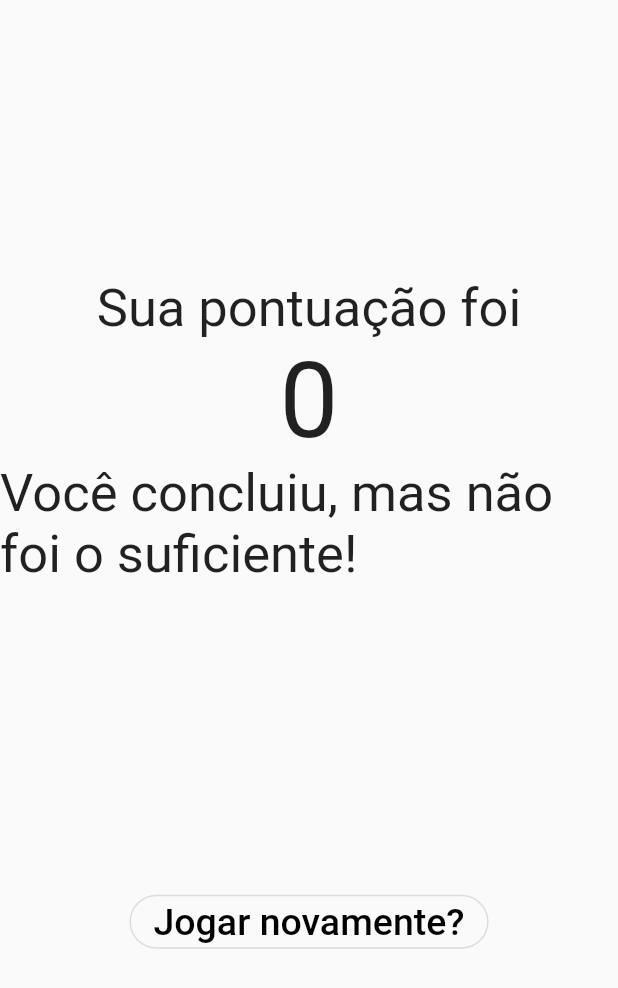
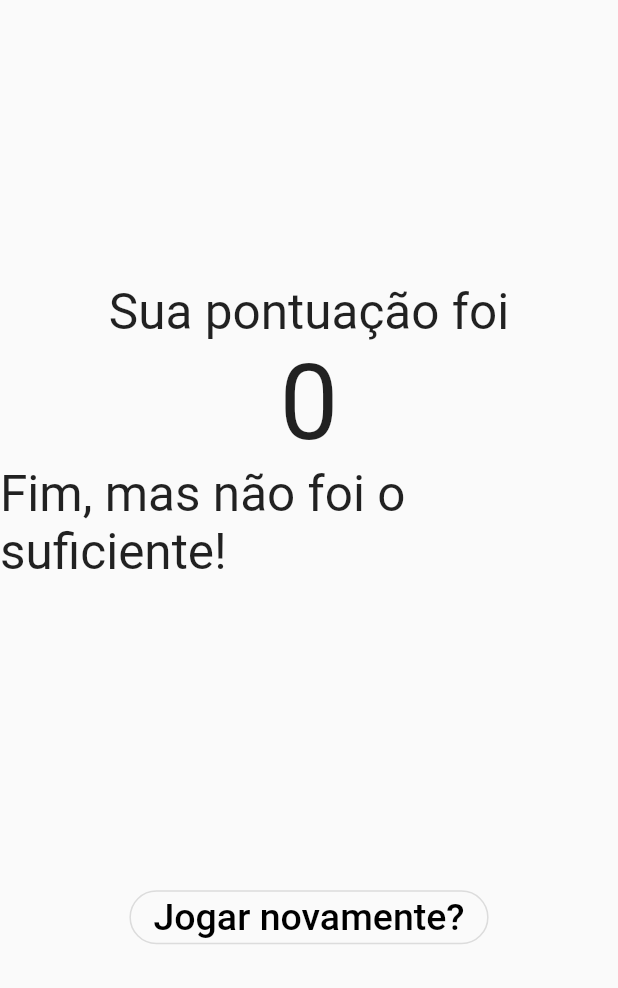
Before and after one commit to e-medeiros1/quiz_app, a Flutter app: the Resultado widget shown alone on an empty page, opened directly with empty values, on a phone screen of 412 x 824 dp. Shown: the top 988 px of the screen. Run offline on Flutter 3.47's test engine with Material 2 defaults, Android fonts, the phone set to English and light mode, and no system bars.

Commit message:
Alteração do texto na mensagem de felicitação

```diff
--- a/lib/resultado_final.dart
+++ b/lib/resultado_final.dart
@@ -11,11 +11,11 @@ class Resultado extends StatelessWidget {
   final void Function() quandoReiniciado;
 
   String get fraseResultado {
-    if (pontuacao < 21) {
-      return 'Você concluiu, mas não foi o suficiente!';
-    } else if (pontuacao < 26) {
+    if (pontuacao < 25) {
+      return 'Fim, mas não foi o suficiente!';
+    } else if (pontuacao < 30) {
       return 'Você é bom!';
-    } else if (pontuacao < 32) {
+    } else if (pontuacao < 37) {
       return 'Impressionante!';
     } else {
       return 'Nível Jedi!';
@@ -28,9 +28,9 @@ class Resultado extends StatelessWidget {
       mainAxisAlignment: MainAxisAlignment.center,
       children: [
         Center(
-            child: Text('Sua pontuação foi', style: TextStyle(fontSize: 35))),
+            child: Text('Sua pontuação foi', style: TextStyle(fontSize: 33))),
         Text('$pontuacao', style: TextStyle(fontSize: 70)),
-        Center(child: Text(fraseResultado, style: TextStyle(fontSize: 35))),
+        Center(child: Text(fraseResultado, style: TextStyle(fontSize: 33))),
         Container(
           padding: EdgeInsets.fromLTRB(0, 200, 0, 0),
           child: OutlinedButton(
```
